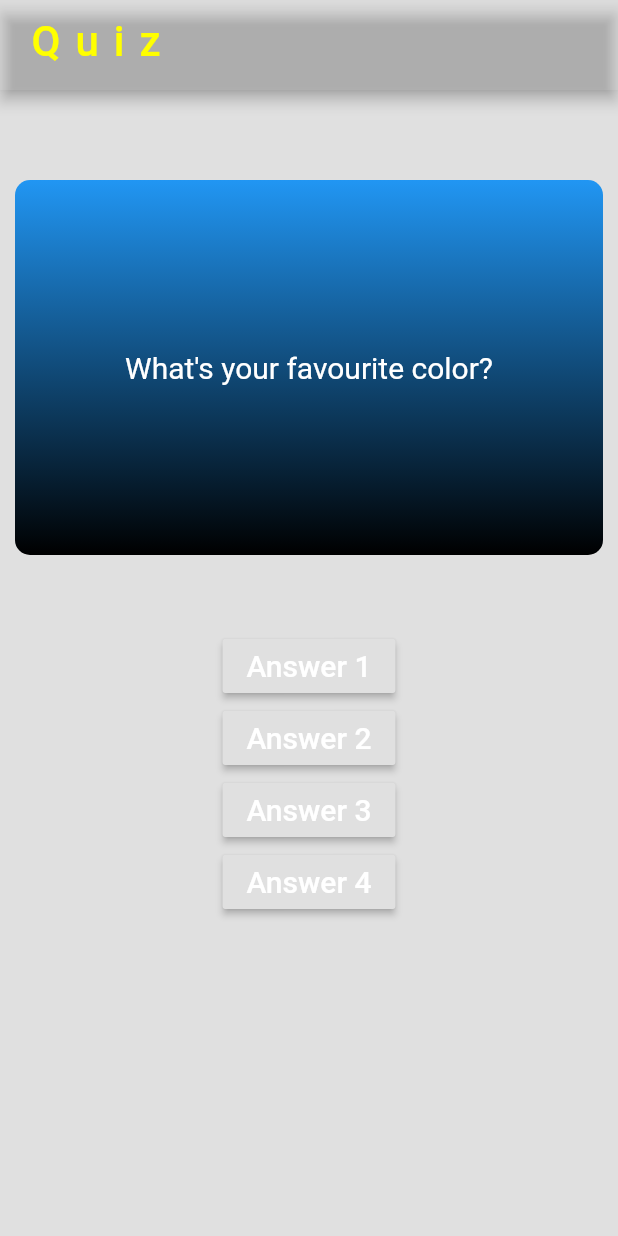
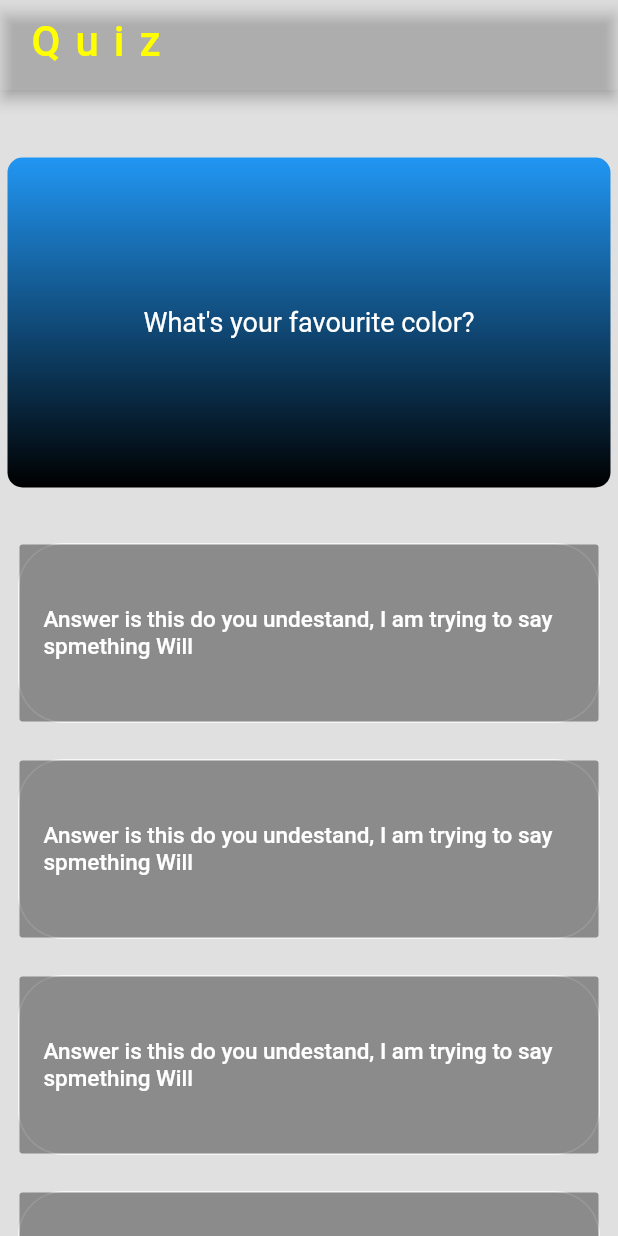
Before and after one commit to imtanbro/basic_quiz, a Flutter app: the screen it shows after launch, on a phone screen of 412 x 824 dp. Run offline on Flutter 3.47's test engine with Material 2 defaults, Android fonts, the phone set to English and light mode, and no system bars.

Commit message:
Editing Quiz UI

```diff
--- a/lib/answer.dart
+++ b/lib/answer.dart
@@ -4,25 +4,35 @@ import 'package:flutter/material.dart';
 class Answer extends StatelessWidget {
   @override
   Widget build(BuildContext context) {
-    return Container(
+    return Padding(
+      padding: const EdgeInsets.all(2.0),
+      child: Container(
+        width: double.infinity,
+        height: 120,
+        margin: EdgeInsets.all(10),
         decoration: BoxDecoration(
-        gradient: LinearGradient(
-          colors: [Colors.amber,Colors.black])
+          borderRadius: BorderRadius.circular(30),
+          border: Border.all(
+            color: Colors.white70,
+            width: 1,
           ),
-      width: double.minPositive,
+          ),
         child: RaisedButton(
+
           child: Text(
-                    "Answer 2",
+              "Answer is this do you undestand, I am trying to say spmething Will",
+              textAlign: TextAlign.start,
                  style: TextStyle(
                  color: Colors.white,
-                      fontSize: 20,
+                 fontSize: 15,
+
                ),
               ),
           onPressed: null,
           //if incase you want to pass a unique function to each button then.
           //onPressed: () => print("Hey"),
         ),
-
+      ),
     );
   }
 }
--- a/lib/main.dart
+++ b/lib/main.dart
@@ -1,3 +1,4 @@
+import 'package:basic_quiz/answer.dart';
 import 'package:basic_quiz/question.dart';
 import 'package:flutter/material.dart';
 
@@ -72,68 +73,74 @@ class _MyAppState extends State<MyApp> {
         // ),
 
         body: Padding(
-          padding: const EdgeInsets.only(top: 50),
-          child: Center(
+          padding: const EdgeInsets.only(top: 40),
+            child: SingleChildScrollView(
                           child: Column(
                 children: [
                   //[] dinots takes in list.
 
                   Padding(
-                    padding: const EdgeInsets.only(bottom: 40),
+                      padding: const EdgeInsets.only(bottom: 20),
                       child: Question(questions[_index % questions.length])),
 
-                RaisedButton(
-                  child: Text(
-                    "Answer 1",
-                    style: TextStyle(
-                      color: Colors.white,
-                      fontSize: 20,
-                    ),
-                  ),
-                  onPressed: _answerQuestion,
-                ),
+//                 RaisedButton(
+//                   child: Text(
+//                     "Answer 1",
+//                     style: TextStyle(
+//                       color: Colors.white,
+//                       fontSize: 20,
+//                     ),
+//                   ),
+//                   onPressed: _answerQuestion,
+//                 ),
 
-//onPressed: answerQuestion().... this returns the value of the fuction which is null ie. it returns nothing
+// //onPressed: answerQuestion().... this returns the value of the fuction which is null ie. it returns nothing
 
-                RaisedButton(
-                  child: Text(
-                    "Answer 2",
-                    style: TextStyle(
-                      color: Colors.white,
-                      fontSize: 20,
-                    ),
-                  ),
-                  onPressed: _answerQuestion,
+//                 RaisedButton(
+//                   child: Text(
+//                     "Answer 2",
+//                     style: TextStyle(
+//                       color: Colors.white,
+//                       fontSize: 20,
+//                     ),
+//                   ),
+//                   onPressed: _answerQuestion,
 
-                  //if incase you want to pass a unique function to each button then.
-                  //onPressed: () => print("Hey"),
-                ),
+//                   //if incase you want to pass a unique function to each button then.
+//                   //onPressed: () => print("Hey"),
+//                 ),
 
-                RaisedButton(
-                  child: Text(
-                    "Answer 3",
-                    style: TextStyle(
-                      color: Colors.white,
-                      fontSize: 20,
-                    ),
-                  ),
-                  // onPressed: () {
-                  //   print("Answer 3 answered");
-                  // },
-                  onPressed: _answerQuestion,
-                ),
+//                 RaisedButton(
+//                   child: Text(
+//                     "Answer 3",
+//                     style: TextStyle(
+//                       color: Colors.white,
+//                       fontSize: 20,
+//                     ),
+//                   ),
+//                   // onPressed: () {
+//                   //   print("Answer 3 answered");
+//                   // },
+//                   onPressed: _answerQuestion,
+//                 ),
 
-                RaisedButton(
-                  child: Text(
-                    "Answer 4",
-                    style: TextStyle(
-                      color: Colors.white,
-                      fontSize: 20,
-                    ),
-                  ),
-                  onPressed: _answerQuestion,
-//this acts as a pointer
-                ),
+//                 RaisedButton(
+//                   child: Text(
+//                     "Answer 4",
+//                     style: TextStyle(
+//                       color: Colors.white,
+//                       fontSize: 20,
+//                     ),
+//                   ),
+//                   onPressed: _answerQuestion,
+// //this acts as a pointer
+//                 ),
+
+
+                  Answer(),
+                  Answer(),
+                  Answer(),
+                  Answer(),
                 ],
               ),
             ),
--- a/lib/question.dart
+++ b/lib/question.dart
@@ -9,8 +9,8 @@ class Question extends StatelessWidget {
   Widget build(BuildContext context) {
     return Container(
       width: double.infinity,
-      height: 250,
-      margin: EdgeInsets.all(10),
+      height: 220,
+      margin: EdgeInsets.all(5),
       decoration: BoxDecoration(
         borderRadius: BorderRadius.circular(10),
         gradient: LinearGradient(
@@ -20,7 +20,7 @@ class Question extends StatelessWidget {
       ),
       child: Text(
         questionText,
-        style: TextStyle(color: Colors.white, fontSize: 20),
+        style: TextStyle(color: Colors.white, fontSize: 18),
       ),
       alignment: Alignment.center,
     );
```
Lines whose indentation alone changed are shown as unchanged.
